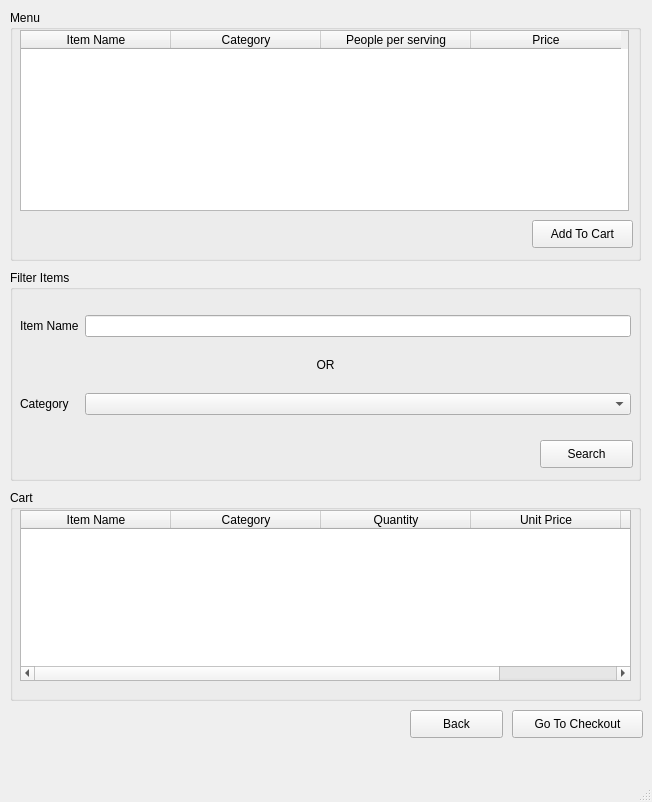
Above: ui_files/Order_ItemSelect.ui from TahaZahid05/Restaurant-Managment-System before the change. Below: the same form after it.
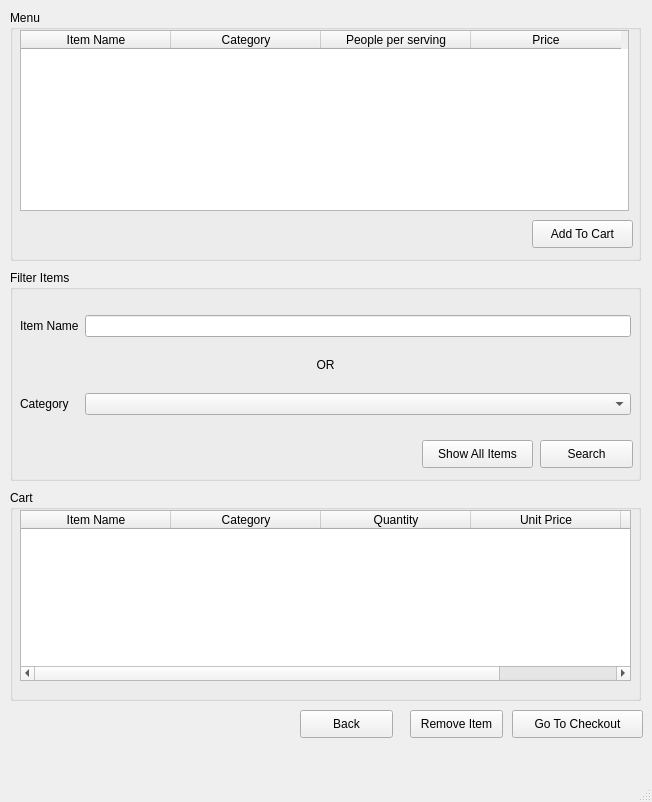
That is the form after the change.

```diff
--- a/ui_files/Order_ItemSelect.ui
+++ b/ui_files/Order_ItemSelect.ui
@@ -155,6 +155,19 @@
       <string>Search</string>
      </property>
     </widget>
+    <widget class="QPushButton" name="showAllButton">
+     <property name="geometry">
+      <rect>
+       <x>412</x>
+       <y>170</y>
+       <width>111</width>
+       <height>28</height>
+      </rect>
+     </property>
+     <property name="text">
+      <string>Show All Items</string>
+     </property>
+    </widget>
    </widget>
    <widget class="QGroupBox" name="groupBox_3">
     <property name="geometry">
@@ -223,7 +236,7 @@
    <widget class="QPushButton" name="backButton">
     <property name="geometry">
      <rect>
-      <x>410</x>
+      <x>300</x>
       <y>710</y>
       <width>93</width>
       <height>28</height>
@@ -233,6 +246,19 @@
      <string>Back</string>
     </property>
    </widget>
+   <widget class="QPushButton" name="removeItem">
+    <property name="geometry">
+     <rect>
+      <x>410</x>
+      <y>710</y>
+      <width>93</width>
+      <height>28</height>
+     </rect>
+    </property>
+    <property name="text">
+     <string>Remove Item</string>
+    </property>
+   </widget>
   </widget>
   <widget class="QMenuBar" name="menubar">
    <property name="geometry">
```
Left out of the diff: 3 changed lines with no effect on the pictures.
